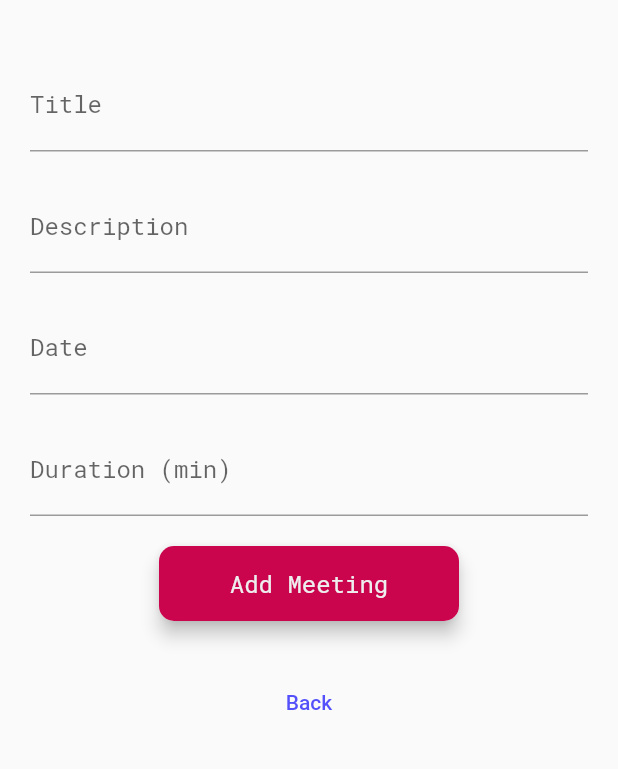
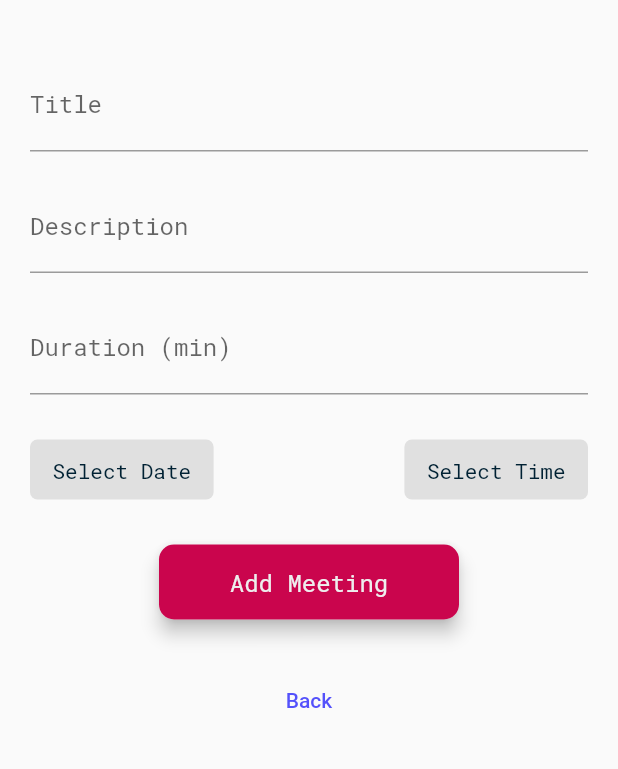
Before and after one commit to DizzyMelo/efficient_meeting_app, a Flutter app: the AddMeetingView screen opened by its route, on a phone screen of 412 x 824 dp, the part 240-1009 px from its top. Run offline on Flutter 3.47's test engine with Material 2 defaults, Android fonts, the phone set to English and light mode, and no system bars; our stand-ins replace badges, dio, expandable, flutter_dotenv, flutter_rating_stars, flutter_typeahead and 3 more; accounts and stored records are empty; project files that could hold a hidden picture were left out.

Commit message:
date and time selectors changed on the add meeting screen

```diff
--- a/lib/core/components/custom_textfield_component.dart
+++ b/lib/core/components/custom_textfield_component.dart
@@ -1,6 +1,7 @@
 import 'package:efficient_meeting_app/core/theme/fonts.dart';
 import 'package:efficient_meeting_app/core/utils/general_utils.dart';
 import 'package:flutter/material.dart';
+import 'package:line_icons/line_icons.dart';
 
 import '../theme/colors.dart';
 
@@ -9,6 +10,11 @@ class CustomTextFieldComponent extends StatelessWidget {
   final TextEditingController controller;
   final String? Function(String?)? validator;
   final int maxLines;
+  final bool isObscure;
+  final bool isProtected;
+  final TextInputType inputType;
+  final TextCapitalization capitalization;
+  final Function()? toggleObscureText;
 
   const CustomTextFieldComponent({
     Key? key,
@@ -16,6 +22,11 @@ class CustomTextFieldComponent extends StatelessWidget {
     required this.controller,
     this.validator,
     this.maxLines = 1,
+    this.isObscure = false,
+    this.isProtected = false,
+    this.toggleObscureText,
+    this.inputType = TextInputType.text,
+    this.capitalization = TextCapitalization.sentences,
   }) : super(key: key);
 
   @override
@@ -23,12 +34,22 @@ class CustomTextFieldComponent extends StatelessWidget {
     return Column(
       children: [
         TextFormField(
+          textCapitalization: capitalization,
+          keyboardType: inputType,
+          obscureText: isObscure,
           controller: controller,
           maxLines: maxLines,
           validator: validator ?? GeneralUtils.defaultTextfieldValidator,
           style: CustomTextStyles.textMedium,
           decoration: InputDecoration(
             labelText: label,
+            suffixIcon: toggleObscureText != null
+                ? IconButton(
+                    onPressed: toggleObscureText,
+                    icon: isObscure
+                        ? const Icon(LineIcons.eye)
+                        : const Icon(LineIcons.eyeSlash))
+                : null,
             border: UnderlineInputBorder(
               borderSide: BorderSide(
                 color: CustomColors.secondary,
--- a/lib/modules/home/view.dart
+++ b/lib/modules/home/view.dart
@@ -91,8 +91,10 @@ class HomeView extends GetView<HomeController> {
           ),
         ),
         floatingActionButton: FloatingActionButton(
-            onPressed: () =>
-                Get.to(AddMeetingView(), binding: AddMeetingBiding()),
+            onPressed: () async => [
+                  await Get.to(AddMeetingView(), binding: AddMeetingBiding()),
+                  controller.getAllMeetings()
+                ],
             child: const Icon(Icons.add)),
       ),
     );
--- a/lib/modules/login/controller.dart
+++ b/lib/modules/login/controller.dart
@@ -1,8 +1,6 @@
 import 'package:efficient_meeting_app/core/api/clients/user_client.dart';
 import 'package:efficient_meeting_app/core/api/response/user_reponse_model.dart';
 import 'package:efficient_meeting_app/core/utils/general_utils.dart';
-import 'package:efficient_meeting_app/modules/home/binding.dart';
-import 'package:efficient_meeting_app/modules/home/view.dart';
 import 'package:get/get.dart';
 
 import '../../core/entities/user_entity.dart';
@@ -10,6 +8,7 @@ import '../../core/exceptions/unexpected_exception.dart';
 
 class LoginController extends GetxController {
   var loading = false.obs;
+  var isObscureText = true.obs;
   var counter = 0.obs;
 
   final userClient = UserClient();
@@ -40,4 +39,6 @@ class LoginController extends GetxController {
     if (password == null || password.isEmpty) return "Password is required";
     return null;
   }
+
+  toggleObscureText() => isObscureText.value = !isObscureText.value;
 }
--- a/lib/modules/meeting/add/controller.dart
+++ b/lib/modules/meeting/add/controller.dart
@@ -2,8 +2,11 @@ import 'package:efficient_meeting_app/core/api/clients/meeting_client.dart';
 import 'package:efficient_meeting_app/core/enums/default_colors.dart';
 import 'package:efficient_meeting_app/core/exceptions/unexpected_exception.dart';
 import 'package:efficient_meeting_app/core/utils/general_utils.dart';
+import 'package:efficient_meeting_app/providers/meeting_provider.dart';
 import 'package:flutter/cupertino.dart';
+import 'package:flutter/material.dart';
 import 'package:get/get.dart';
+import 'package:provider/provider.dart';
 
 import '../../../core/api/response/meeting/add_meeting_response_model.dart';
 import '../../../core/api/response/meeting/meetings_response_model.dart';
@@ -15,14 +18,33 @@ class AddMeetingController extends GetxController {
 
   final meetingClient = MeetingClient();
 
-  void add(BuildContext context, title, description, date, duration) async {
+  void add(BuildContext context, title, description, duration) async {
+    if (context.read<MeetingProvider>().dateToMeetingStr == "Select Date") {
+      GeneralUtils.showMessage(message: "Please, select a date");
+      return;
+    }
+    if (context.read<MeetingProvider>().timeToMeetingStr == "Select Time") {
+      GeneralUtils.showMessage(message: "Please, select a time");
+      return;
+    }
     loading.value = true;
+
+    DateTime tempDate = context.read<MeetingProvider>().dateToMeeting!;
+    TimeOfDay tempTime = context.read<MeetingProvider>().timeToMeeting!;
+
+    DateTime date = DateTime(
+      tempDate.year,
+      tempDate.month,
+      tempDate.day,
+      tempTime.hour,
+      tempTime.minute,
+    );
 
     try {
       AddMeetingResponseModel response = await meetingClient.add(
         title: title,
         description: description,
-        date: date,
+        date: date.toIso8601String(),
         duration: duration,
       ) as AddMeetingResponseModel;
 
@@ -54,4 +76,20 @@ class AddMeetingController extends GetxController {
     if (input!.isEmpty) return "The field above is required";
     return null;
   }
+
+  void requestDateInput(BuildContext context) async {
+    DateTime? date = await GeneralUtils.selectDate(context);
+
+    if (date != null) {
+      context.read<MeetingProvider>().setDateToMeeting(date);
+    }
+  }
+
+  void requestTimeInput(BuildContext context) async {
+    TimeOfDay? time = await GeneralUtils.selectTime(context);
+
+    if (time != null) {
+      context.read<MeetingProvider>().setTimeToMeeting(time);
+    }
+  }
 }
--- a/lib/modules/meeting/add/view.dart
+++ b/lib/modules/meeting/add/view.dart
@@ -1,9 +1,12 @@
 import 'package:efficient_meeting_app/core/components/custom_buttom.dart';
 import 'package:efficient_meeting_app/core/components/custom_textfield_component.dart';
 import 'package:efficient_meeting_app/core/components/logo_component.dart';
+import 'package:efficient_meeting_app/providers/meeting_provider.dart';
 import 'package:flutter/material.dart';
 import 'package:get/get.dart';
+import 'package:provider/provider.dart';
 
+import '../../../core/components/datetime_button_component.dart';
 import 'controller.dart';
 
 class AddMeetingView extends GetView<AddMeetingController> {
@@ -44,15 +47,29 @@ class AddMeetingView extends GetView<AddMeetingController> {
                         validator: controller.defaultTextfieldValidator,
                       ),
                       CustomTextFieldComponent(
-                        label: 'Date',
-                        controller: _dateController,
+                        label: 'Duration (min)',
+                        controller: _durationController,
+                        inputType: TextInputType.number,
                         validator: controller.defaultTextfieldValidator,
                       ),
-                      CustomTextFieldComponent(
-                        label: 'Duration (min)',
-                        controller: _durationController,
-                        validator: controller.defaultTextfieldValidator,
+                      Row(
+                        mainAxisAlignment: MainAxisAlignment.spaceBetween,
+                        children: [
+                          DateTimeButtonComponent(
+                              onPressed: () =>
+                                  controller.requestDateInput(context),
+                              title: context
+                                  .watch<MeetingProvider>()
+                                  .dateToMeetingStr),
+                          DateTimeButtonComponent(
+                              onPressed: () =>
+                                  controller.requestTimeInput(context),
+                              title: context
+                                  .watch<MeetingProvider>()
+                                  .timeToMeetingStr)
+                        ],
                       ),
+                      const SizedBox(height: 20),
                       Obx(
                         () => CustomButtom(
                           title: 'Add Meeting',
@@ -62,7 +79,6 @@ class AddMeetingView extends GetView<AddMeetingController> {
                                 context,
                                 _titleController.text,
                                 _descriptionController.text,
-                                _dateController.text,
                                 _durationController.text,
                               );
                             }
--- a/lib/modules/signup/view.dart
+++ b/lib/modules/signup/view.dart
@@ -1,6 +1,7 @@
 import 'package:efficient_meeting_app/core/components/custom_buttom.dart';
 import 'package:efficient_meeting_app/core/components/custom_textfield_component.dart';
 import 'package:efficient_meeting_app/core/components/logo_component.dart';
+import 'package:efficient_meeting_app/core/theme/colors.dart';
 import 'package:efficient_meeting_app/modules/signup/controller.dart';
 import 'package:flutter/material.dart';
 import 'package:get/get.dart';
@@ -20,6 +21,7 @@ class SignupView extends GetView<SignupController> {
   Widget build(BuildContext context) {
     return SafeArea(
       child: Scaffold(
+        backgroundColor: CustomColors.accent1,
         body: SingleChildScrollView(
           child: Column(
             children: [
@@ -44,14 +46,17 @@ class SignupView extends GetView<SignupController> {
                       CustomTextFieldComponent(
                         label: 'Email',
                         controller: _emailController,
+                        inputType: TextInputType.emailAddress,
                       ),
                       CustomTextFieldComponent(
                         label: 'Phone',
                         controller: _phoneController,
+                        inputType: TextInputType.number,
                       ),
                       CustomTextFieldComponent(
                         label: 'Password',
                         controller: _passwordController,
+                        capitalization: TextCapitalization.none,
                       ),
                       Obx(
                         () => CustomButtom(
--- a/lib/providers/meeting_provider.dart
+++ b/lib/providers/meeting_provider.dart
@@ -5,6 +5,35 @@ class MeetingProvider with ChangeNotifier {
   Meeting? _selectedMeeting;
 
   Meeting? get selectedMeeting => _selectedMeeting;
+
+  DateTime? _dateToMeeting;
+  TimeOfDay? _timeToMeeting;
+
+  DateTime? get dateToMeeting => _dateToMeeting;
+  TimeOfDay? get timeToMeeting => _timeToMeeting;
+
+  String get dateToMeetingStr => _formatDate(_dateToMeeting);
+  String get timeToMeetingStr => _formatTime(_timeToMeeting);
+
+  setDateToMeeting(DateTime date) {
+    _dateToMeeting = date;
+    notifyListeners();
+  }
+
+  setTimeToMeeting(TimeOfDay time) {
+    _timeToMeeting = time;
+    notifyListeners();
+  }
+
+  unsetDateToCompleteTast() {
+    _dateToMeeting = null;
+    notifyListeners();
+  }
+
+  unsetTimeToCompleteTast() {
+    _timeToMeeting = null;
+    notifyListeners();
+  }
 
   void setMeeting(Meeting meeting) {
     _selectedMeeting = meeting;
@@ -15,4 +44,16 @@ class MeetingProvider with ChangeNotifier {
     _selectedMeeting = null;
     notifyListeners();
   }
+
+  String _formatTime(TimeOfDay? time) {
+    if (time == null) return 'Select Time';
+
+    return '${time.hour}:${time.minute}';
+  }
+
+  String _formatDate(DateTime? date) {
+    if (date == null) return 'Select Date';
+
+    return '${date.month}/${date.day}/${date.year}';
+  }
 }
```
Also changed, not shown: lib/modules/home/components/home_header_component.dart (+34 -3 lines), lib/modules/login/view.dart (+13 -4 lines), 6 other files.
